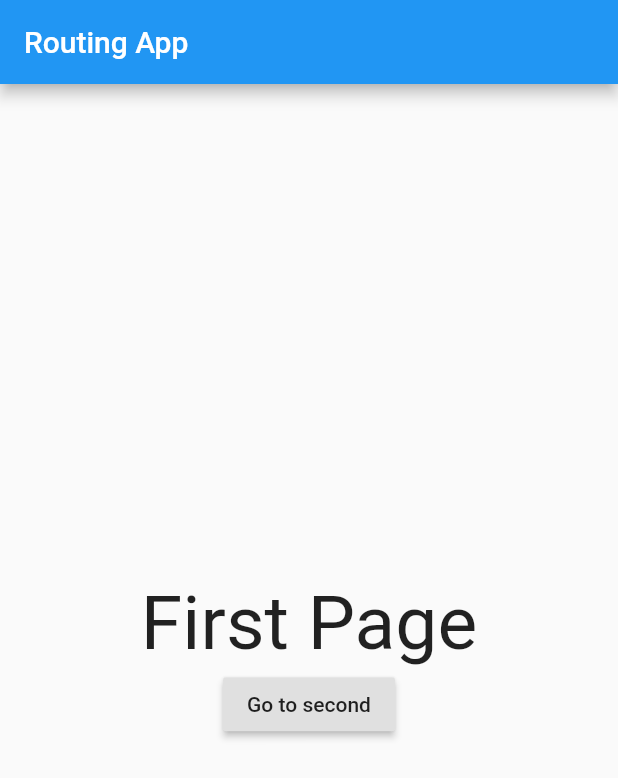
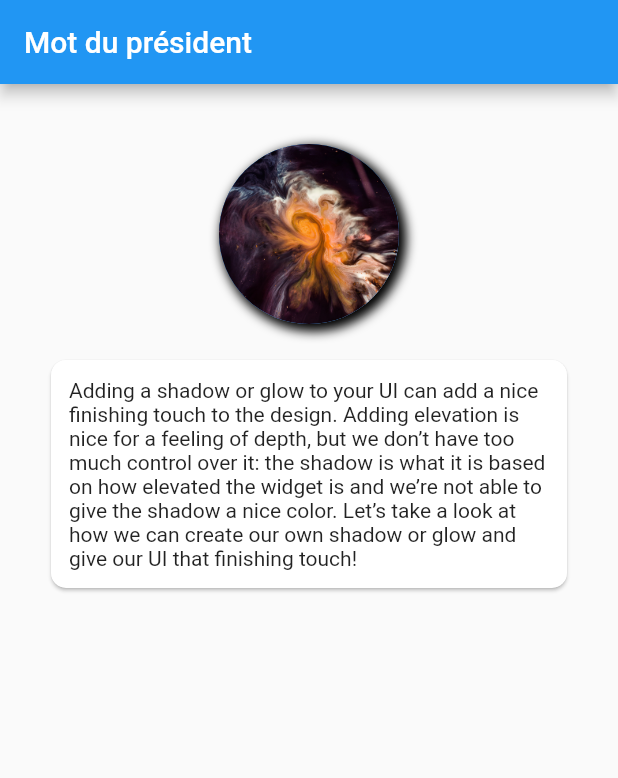
Before and after one commit to ISI-Students-OSS/i-university-mobile, a Flutter app: the screen it shows after launch, on a phone screen of 412 x 824 dp. Shown: the top 778 px of the screen. Run offline on Flutter 3.47's test engine with Material 2 defaults, Android fonts, the phone set to English and light mode, and no system bars; network calls fail.

Commit message:
change the structure of the project and delet the test folder and add shadow to the image

```diff
--- a/lib/main.dart
+++ b/lib/main.dart
@@ -1,129 +1,13 @@
 import 'package:flutter/material.dart';
 import 'package:fpbm/route_generator.dart';
 
-void main() => runApp(MyApp());
-
-class MyApp extends StatelessWidget {
-  // This widget is the root of your application.
-  @override
-  Widget build(BuildContext context) {
-    return MaterialApp(
+void main() {
+  runApp(MaterialApp(
     title: 'Flutter Demo',
     theme: ThemeData(
       primarySwatch: Colors.blue,
     ),
     initialRoute: '/',
     onGenerateRoute: RouteGenerator.generateRoute,
-    );
+  ));
 }
-}
-class SecondPage extends StatefulWidget {
-  // This is a String for the sake of an example.
-  // You can use any type you want.
-  final String data;
-
-  SecondPage({
-    Key key,
-    @required this.data,
-  }) : super(key: key);
-
-  @override
-  _SecondPageState createState() => _SecondPageState();
-}
-
-class _SecondPageState extends State<SecondPage> {
-
-
-  String presidentImage = 'assets/space-1.jpg';
-  String motPresident = 'A material design card. A card has slightly rounded corners and a shadow.'
-      'A card is a sheet of Material used to represent some related information, for example an album, a geographical location, '
-      'a meal, contact details, etc.This is what it looks like when run';
-
-  @override
-  Widget build(BuildContext context) {
-    return Scaffold(
-      appBar: AppBar(
-        title: Text(
-          'Mot du président',
-          style: TextStyle(
-            fontSize: 20.0,
-          ),
-        ),
-      ),
-      body: Padding(
-        padding: EdgeInsets.fromLTRB(30.0, 40.0, 30.0, 0.0),
-        child: Column(
-          children: <Widget>[
-            Center(
-              child: CircleAvatar(
-                backgroundImage: AssetImage('$presidentImage'),
-                radius: 60.0,
-              ),
-            ),
-            SizedBox(height: 20.0),
-            Card(
-              shape: RoundedRectangleBorder(
-                borderRadius: BorderRadius.circular(10.0),
-              ),
-              child: Padding(
-                padding: const EdgeInsets.all(12.0),
-                child: Column(
-                  crossAxisAlignment: CrossAxisAlignment.start,
-                  children: <Widget>[
-                    Text(
-                      '$motPresident',
-                      style: TextStyle(
-                        fontSize: 18.0,
-                        color: Colors.grey[700],
-                      ),
-                    ),
-                  ],
-                ),
-              ),
-            ),
-          ],
-        ),
-      ),
-    );
-  }
-}
-/*home: Scaffold(
-appBar: AppBar(title: Text('FPBM'),),
-body: Center(child: Text('Initial Commit')),
-)*/
-
-class FirstPage extends StatelessWidget {
-  @override
-  Widget build(BuildContext context) {
-    return Scaffold(
-      appBar: AppBar(
-        title: Text('Routing App'),
-      ),
-      body: Center(
-        child: Column(
-          mainAxisSize: MainAxisSize.min,
-          children: <Widget>[
-            Text(
-              'First Page',
-              style: TextStyle(fontSize: 50),
-            ),
-            RaisedButton(
-              child: Text('Go to second'),
-              onPressed: () {
-                // Pushing a route directly, WITHOUT using a named route
-                Navigator.of(context).push(
-                  // With MaterialPageRoute, you can pass data between pages,
-                  // but if you have a more complex app, you will quickly get lost.
-                  MaterialPageRoute(
-                    builder: (context) =>
-                        SecondPage(data: 'Hello there from the first page!'),
-                  ),
-                );
-              },
-            )
-          ],
-        ),
-      ),
-    );
-  }
-}
--- /dev/null
+++ b/lib/models/MotPresident.dart
@@ -0,0 +1,16 @@
+class MotPresident {
+
+  final int id;
+  final String image;
+  final String mot;
+
+  MotPresident({this.id, this.image, this.mot});
+
+  factory MotPresident.fromJson(Map<String, dynamic> json) {
+    return MotPresident(
+      id: json['id'],
+      image: json['image'],
+      mot: json['mot'],
+    );
+  }
+}
--- a/lib/route_generator.dart
+++ b/lib/route_generator.dart
@@ -1,4 +1,5 @@
 import 'package:flutter/material.dart';
+import 'package:fpbm/views/student_side/MotDuPresident.dart';
 import 'main.dart';
 
 class RouteGenerator {
@@ -8,19 +9,7 @@ class RouteGenerator {
 
     switch (settings.name) {
       case '/':
-        return MaterialPageRoute(builder: (_) => FirstPage());
-      case '/second':
-      // Validation of correct data type
-        if (args is String) {
-          return MaterialPageRoute(
-            builder: (_) => SecondPage(
-              data: args,
-            ),
-          );
-        }
-        // If args is not of the correct type, return an error page.
-        // You can also throw an exception while in development.
-        return _errorRoute();
+        return MaterialPageRoute(builder: (_) => MotDuPresident());
       default:
       // If there is no such named route in the switch statement, e.g. /third
         return _errorRoute();
--- /dev/null
+++ b/lib/views/student_side/MotDuPresident.dart
@@ -0,0 +1,100 @@
+import 'package:flutter/material.dart';
+import 'package:fpbm/services/MotPresidentServices.dart';
+import 'package:fpbm/models/MotPresident.dart';
+import 'package:flutter/cupertino.dart';
+import 'dart:async';
+
+//I use this link as reference for getting data -
+// from  API https://flutter.dev/docs/cookbook/networking/fetch-data
+
+class MotDuPresident extends StatefulWidget {
+  @override
+  _MotDuPresidentState createState() => _MotDuPresidentState();
+}
+
+class _MotDuPresidentState extends State<MotDuPresident> {
+
+  String presidentImage = 'assets/space-2.jpg';
+  String motpresident = 'Adding a shadow or glow to your UI can '
+      'add a nice finishing touch to the design. Adding elevation is nice '
+      'for a feeling of depth, but we don’t have too much control over it: '
+      'the shadow is what it is based on how elevated the widget is and we’re '
+      'not able to give the shadow a nice color. Let’s take a look at how we can '
+      'create our own shadow or glow and give our UI that finishing touch!';
+
+  final MotPresidentServices presidentServices =  MotPresidentServices();
+  Future<MotPresident> futureMotPresident;
+
+  @override
+  void initState() {
+    super.initState();
+    futureMotPresident = presidentServices.fetchAlbum();
+  }
+
+  @override
+  Widget build(BuildContext context) {
+    return Scaffold(
+      appBar: AppBar(
+        title: Text(
+          'Mot du président',
+          style: TextStyle(
+            fontSize: 20.0,
+          ),
+        ),
+      ),
+      body: Padding(
+        padding: EdgeInsets.fromLTRB(30.0, 40.0, 30.0, 0.0),
+        child: Column(
+          children: <Widget>[
+            Center(
+              child: Container(
+                decoration: BoxDecoration(
+                    color: Colors.grey,
+                    shape: BoxShape.circle,
+                    boxShadow: [
+                      BoxShadow(
+                        offset: const Offset(3.0, 3.0),
+                        blurRadius: 5.0,
+                        spreadRadius: 2.0,
+                      ),
+                    ]
+                ),
+                child: CircleAvatar(
+                  backgroundImage: AssetImage('$presidentImage'),
+                  radius: 60.0,
+                ),
+              ),
+            ),
+            SizedBox(height: 20.0),
+            Card(
+              shape: RoundedRectangleBorder(
+                borderRadius: BorderRadius.circular(10.0),
+              ),
+              child: Padding(
+                padding: const EdgeInsets.all(12.0),
+                child: Column(
+                  crossAxisAlignment: CrossAxisAlignment.start,
+                  children: <Widget>[
+                     Text('$motpresident'),
+                    /* FutureBuilder<MotPresident>(
+                      future: futureMotPresident,
+                      builder: (context, snapshot) {
+                        if (snapshot.hasData) {
+                          return Text(snapshot.data.mot);
+                        } else if (snapshot.hasError) {
+                          return Text("${snapshot.error}");
+                        }
+                        // By default, show a loading spinner.
+                        return CircularProgressIndicator();
+                      },
+                    ),*/
+                  ],
+                ),
+              ),
+            ),
+          ],
+        ),
+      ),
+    );
+  }
+}
--- a/pubspec.yaml
+++ b/pubspec.yaml
@@ -44,6 +44,8 @@ flutter:
   # To add assets to your application, add an assets section, like this:
   assets:
     - assets/space-1.jpg
+    - assets/space-2.jpg
+    - assets/space-3.jpg
 
   # An image asset can refer to one or more resolution-specific "variants", see
   # https://flutter.dev/assets-and-images/#resolution-aware.
```
Also changed, not shown: lib/services/MotPresidentServices.dart (added, +27 -0 lines), pubspec.lock, 1 other file. Lines whose indentation alone changed are shown as unchanged.
